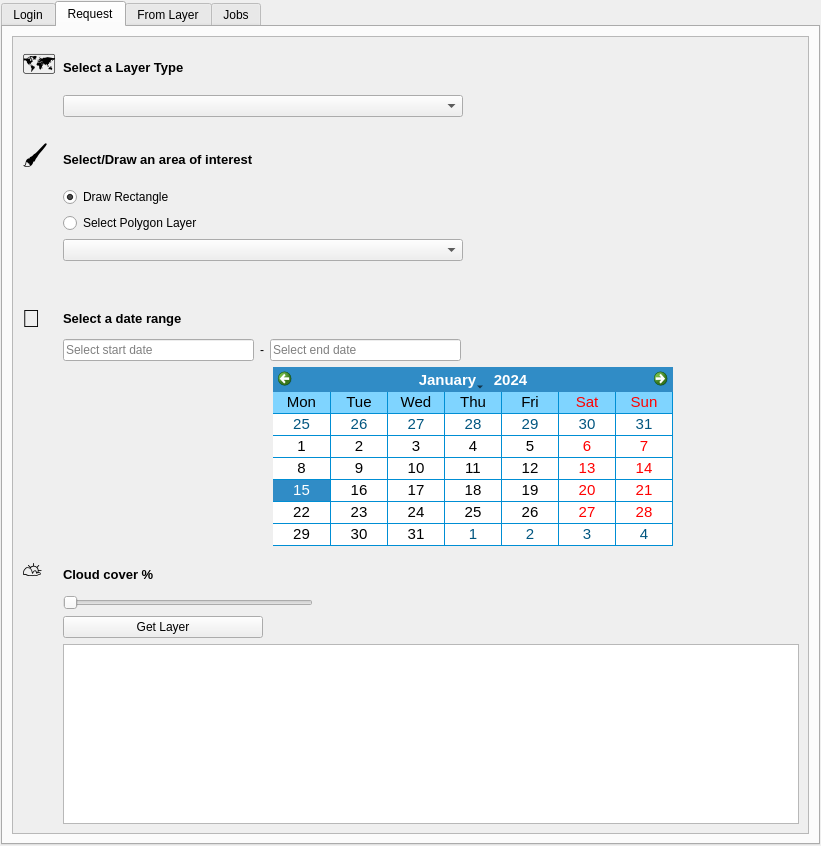
Before: the Qt Designer form ermes_qgis_dialog_base.ui in links-ads/ermes-mapping-plugin, drawn with Qt 5.
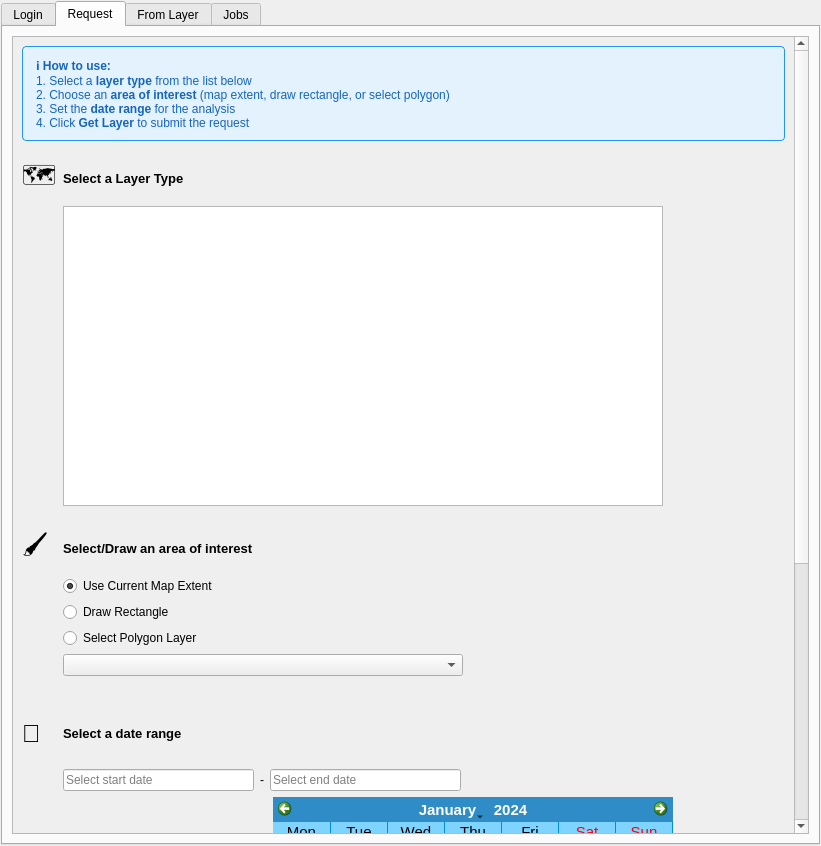
After: the same form once the commit is applied. The open tabs and pages were chosen to show the change. Custom widgets are drawn as their Qt base class.

Commit message: added icons, water depth and minor fixes

Diff of the .ui file:
```diff
--- a/ermes_qgis_dialog_base.ui
+++ b/ermes_qgis_dialog_base.ui
@@ -280,7 +280,51 @@
              </rect>
             </property>
             <layout class="QGridLayout" name="gridLayout_4">
-             <item row="12" column="1">
+             <item row="0" column="0" colspan="2">
+              <widget class="QLabel" name="requestInfoBox">
+               <property name="sizePolicy">
+                <sizepolicy hsizetype="Preferred" vsizetype="Fixed">
+                 <horstretch>0</horstretch>
+                 <verstretch>0</verstretch>
+                </sizepolicy>
+               </property>
+               <property name="styleSheet">
+                <string notr="true">QLabel {
+    background-color: #E3F2FD;
+    border: 1px solid #2196F3;
+    border-radius: 4px;
+    padding: 10px;
+    color: #1565C0;
+}</string>
+               </property>
+               <property name="text">
+                <string>&lt;html&gt;&lt;head/&gt;&lt;body&gt;&lt;p&gt;&lt;span style=&quot; font-weight:600;&quot;&gt;ℹ️ How to use:&lt;/span&gt;&lt;br/&gt;1. Select a &lt;b&gt;layer type&lt;/b&gt; from the list below&lt;br/&gt;2. Choose an &lt;b&gt;area of interest&lt;/b&gt; (map extent, draw rectangle, or select polygon)&lt;br/&gt;3. Set the &lt;b&gt;date range&lt;/b&gt; for the analysis&lt;br/&gt;4. Click &lt;b&gt;Get Layer&lt;/b&gt; to submit the request&lt;/p&gt;&lt;/body&gt;&lt;/html&gt;</string>
+               </property>
+               <property name="wordWrap">
+                <bool>true</bool>
+               </property>
+               <property name="margin">
+                <number>5</number>
+               </property>
+              </widget>
+             </item>
+             <item row="1" column="0" colspan="2">
+              <spacer name="verticalSpacer_infobox">
+               <property name="orientation">
+                <enum>Qt::Vertical</enum>
+               </property>
+               <property name="sizeType">
+                <enum>QSizePolicy::Fixed</enum>
+               </property>
+               <property name="sizeHint" stdset="0">
+                <size>
+                 <width>20</width>
+                 <height>10</height>
+                </size>
+               </property>
+              </spacer>
+             </item>
+             <item row="8" column="1">
               <widget class="QLabel" name="timeRangeLabel">
                <property name="font">
                 <font>
@@ -294,11 +338,24 @@
                </property>
               </widget>
              </item>
-             <item row="11" column="1">
+             <item row="7" column="1">
               <layout class="QVBoxLayout" name="aoiMethodLayout">
                <property name="bottomMargin">
                 <number>17</number>
                </property>
+               <item>
+                <widget class="QRadioButton" name="useMapExtentRadioButton">
+                 <property name="toolTip">
+                  <string>&lt;html&gt;&lt;head/&gt;&lt;body&gt;&lt;p&gt;Select this option to use the current map extent as the area of interest&lt;/p&gt;&lt;/body&gt;&lt;/html&gt;</string>
+                 </property>
+                 <property name="text">
+                  <string>Use Current Map Extent</string>
+                 </property>
+                 <property name="checked">
+                  <bool>true</bool>
+                 </property>
+                </widget>
+               </item>
                <item>
                 <widget class="QRadioButton" name="drawRectangleRadioButton">
                  <property name="sizePolicy">
@@ -310,9 +367,6 @@
                  <property name="text">
                   <string>Draw Rectangle</string>
                  </property>
-                 <property name="checked">
-                  <bool>true</bool>
-                 </property>
                 </widget>
                </item>
                <item>
@@ -353,7 +407,7 @@
                </item>
               </layout>
              </item>
-             <item row="10" column="1">
+             <item row="6" column="1">
               <widget class="QLabel" name="aoiMethodLabel">
                <property name="sizePolicy">
                 <sizepolicy hsizetype="Fixed" vsizetype="Fixed">
@@ -373,79 +427,54 @@
                </property>
               </widget>
              </item>
-             <item row="8" column="1">
-              <widget class="QComboBox" name="layerTypeComboBox">
+             <item row="3" column="1">
+              <widget class="QListWidget" name="layerTypeListWidget">
                <property name="minimumSize">
                 <size>
                  <width>400</width>
-                 <height>0</height>
+                 <height>300</height>
                 </size>
                </property>
                <property name="maximumSize">
                 <size>
-                 <width>400</width>
-                 <height>16777215</height>
+                 <width>600</width>
+                 <height>400</height>
                 </size>
                </property>
                <property name="toolTip">
                 <string>&lt;html&gt;&lt;head/&gt;&lt;body&gt;&lt;p&gt;Select a layer to compute and retrieve&lt;/p&gt;&lt;/body&gt;&lt;/html&gt;</string>
                </property>
-               <item>
-                <property name="text">
-                 <string/>
-                </property>
-               </item>
-               <item>
-                <property name="text">
-                 <string>Burned area delineation</string>
-                </property>
-               </item>
-               <item>
-                <property name="text">
-                 <string>Burn Severity estimation</string>
-                </property>
-               </item>
-               <item>
-                <property name="text">
-                 <string>Active Flames and Smoke detection</string>
-                </property>
-               </item>
-               <item>
-                <property name="text">
-                 <string>Waterbody delineation</string>
-                </property>
-               </item>
-               <item>
-                <property name="text">
-                 <string>Sentinel-1 image</string>
-                </property>
-               </item>
-               <item>
-                <property name="text">
-                 <string>Sentinel-2 image</string>
-                </property>
-               </item>
+               <property name="selectionMode">
+                <enum>QAbstractItemView::SingleSelection</enum>
+               </property>
+               <property name="iconSize">
+                <size>
+                 <width>80</width>
+                 <height>80</height>
+                </size>
+               </property>
+               <property name="spacing">
+                <number>5</number>
+               </property>
               </widget>
              </item>
-             <item row="24" column="1">
-              <layout class="QHBoxLayout" name="horizontalLayout_2">
-               <item>
-                <widget class="QLabel" name="label">
-                 <property name="font">
-                  <font>
-                   <pointsize>10</pointsize>
-                   <weight>75</weight>
-                   <bold>true</bold>
-                  </font>
-                 </property>
-                 <property name="text">
-                  <string>Cloud cover %             </string>
-                 </property>
-                </widget>
-               </item>
-              </layout>
+             <item row="4" column="0" colspan="2">
+              <spacer name="verticalSpacer_afterList">
+               <property name="orientation">
+                <enum>Qt::Vertical</enum>
+               </property>
+               <property name="sizeType">
+                <enum>QSizePolicy::Fixed</enum>
+               </property>
+               <property name="sizeHint" stdset="0">
+                <size>
+                 <width>20</width>
+                 <height>15</height>
+                </size>
+               </property>
+              </spacer>
              </item>
-             <item row="10" column="0">
+             <item row="6" column="0">
               <widget class="QLabel" name="label_3">
                <property name="font">
                 <font>
@@ -457,19 +486,7 @@
                </property>
               </widget>
              </item>
-             <item row="24" column="0">
-              <widget class="QLabel" name="label_5">
-               <property name="font">
-                <font>
-                 <pointsize>19</pointsize>
-                </font>
-               </property>
-               <property name="text">
-                <string>⛅</string>
-               </property>
-              </widget>
-             </item>
-             <item row="0" column="0">
+             <item row="2" column="0">
               <widget class="QLabel" name="label_2">
                <property name="font">
                 <font>
@@ -500,7 +517,7 @@
                </property>
               </widget>
              </item>
-             <item row="0" column="1">
+             <item row="2" column="1">
               <widget class="QLabel" name="layerTypeText">
                <property name="font">
                 <font>
@@ -514,7 +531,7 @@
                </property>
               </widget>
              </item>
-             <item row="12" column="0">
+             <item row="8" column="0">
               <widget class="QLabel" name="label_4">
                <property name="font">
                 <font>
@@ -1071,19 +1088,6 @@
              <item row="27" column="1">
               <widget class="QTextBrowser" name="textLogger"/>
              </item>
-             <item row="25" column="1">
-              <widget class="QSlider" name="horizontalSlider">
-               <property name="maximumSize">
-                <size>
-                 <width>250</width>
-                 <height>16777215</height>
-                </size>
-               </property>
-               <property name="orientation">
-                <enum>Qt::Horizontal</enum>
-               </property>
-              </widget>
-             </item>
              <item row="23" column="1">
               <spacer name="verticalSpacer">
                <property name="orientation">
```
Left out of the diff: 58 changed lines with no effect on the pictures. The commit also changes 10 other files.
